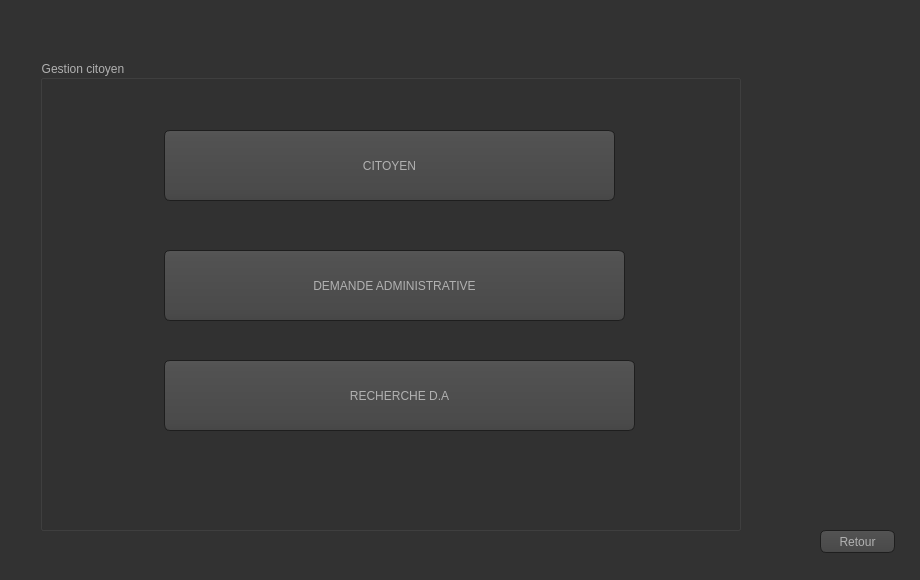
hanenjabnoun-Esprit-2019/Smart_Police_Station_2A26, file Gestion_citoyen/menu_gestion_citoyen.ui: the form before one commit.
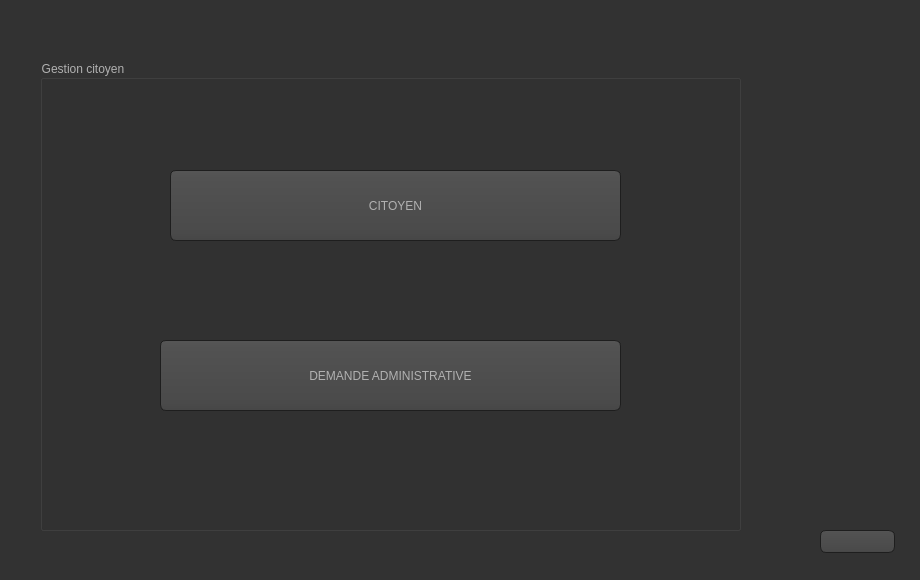
The form after the commit. Icons and pictures are not drawn.

What changed in the file:
```diff
--- a/Gestion_citoyen/menu_gestion_citoyen.ui
+++ b/Gestion_citoyen/menu_gestion_citoyen.ui
@@ -483,8 +483,8 @@
    <widget class="QPushButton" name="pb_citoyen">
     <property name="geometry">
      <rect>
-      <x>124</x>
-      <y>70</y>
+      <x>130</x>
+      <y>110</y>
       <width>451</width>
       <height>71</height>
      </rect>
@@ -496,8 +496,8 @@
    <widget class="QPushButton" name="pb_demande_ad">
     <property name="geometry">
      <rect>
-      <x>124</x>
-      <y>190</y>
+      <x>120</x>
+      <y>280</y>
       <width>461</width>
       <height>71</height>
      </rect>
@@ -505,18 +505,9 @@
     <property name="text">
      <string>DEMANDE ADMINISTRATIVE</string>
     </property>
-   </widget>
-   <widget class="QPushButton" name="pushButton_4">
-    <property name="geometry">
-     <rect>
-      <x>124</x>
-      <y>300</y>
-      <width>471</width>
-      <height>71</height>
-     </rect>
-    </property>
-    <property name="text">
-     <string>RECHERCHE D.A</string>
+    <property name="icon">
+     <iconset>
+      <normaloff>../../tn so/téléchargement.jpg</normaloff>../../tn so/téléchargement.jpg</iconset>
     </property>
    </widget>
   </widget>
@@ -530,7 +521,11 @@
     </rect>
    </property>
    <property name="text">
-    <string>Retour</string>
+    <string/>
+   </property>
+   <property name="icon">
+    <iconset>
+     <normaloff>../../tn so/50720.png</normaloff>../../tn so/50720.png</iconset>
    </property>
   </widget>
  </widget>
```
Left out of the diff: 4 changed lines with no effect on the pictures.
